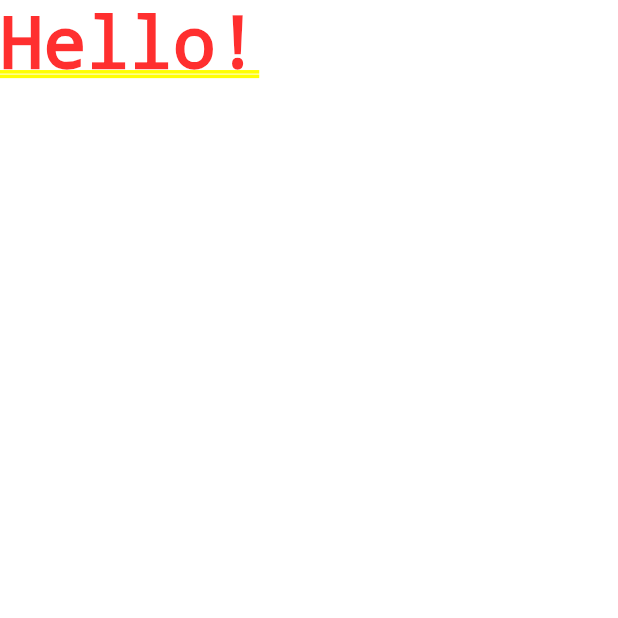
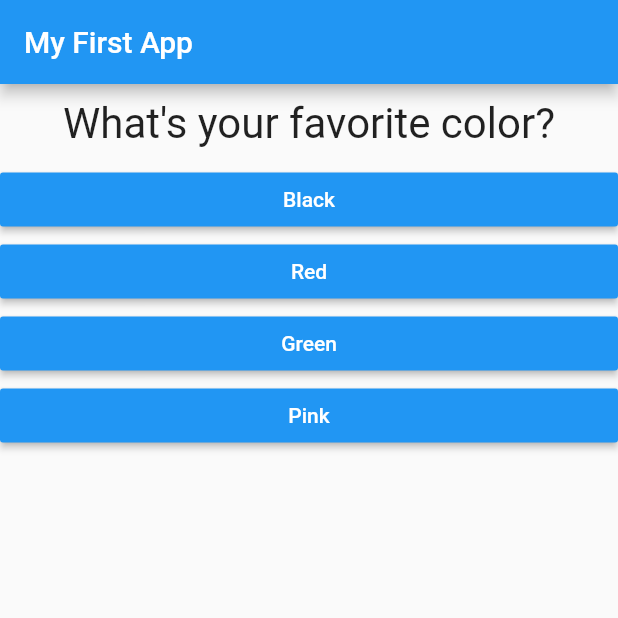
Before and after one commit to sdalbsoo/prac_flutter, a Flutter app: the screen it shows after launch, on a phone screen of 412 x 824 dp, the top half of it. Run offline on Flutter 3.47's test engine with Material 2 defaults, Android fonts, the phone set to English and light mode, and no system bars.

Commit message:
20200806 53

```diff
--- /dev/null
+++ b/first_app/lib/answer.dart
@@ -0,0 +1,21 @@
+import 'package:flutter/material.dart';
+
+class Answer extends StatelessWidget {
+  final Function selectHandler;
+  final String answerText;
+
+  Answer(this.selectHandler, this.answerText);
+
+  @override
+  Widget build(BuildContext context) {
+    return Container(
+      width: double.infinity,
+      child: RaisedButton(
+        color: Colors.blue,
+        textColor: Colors.white,
+        child: Text(answerText),
+        onPressed: selectHandler,
+      ),
+    );
+  }
+}
--- a/first_app/lib/main.dart
+++ b/first_app/lib/main.dart
@@ -1,13 +1,83 @@
 import 'package:flutter/material.dart';
+
+import './quiz.dart';
+import './result.dart';
 
 void main(List<String> args) {
   runApp(MyApp());
 }
 
-class MyApp extends StatelessWidget {
+class MyApp extends StatefulWidget {
+  @override
+  State<StatefulWidget> createState() {
+    // TODO: implement createState
+    return _MyAppState();
+  }
+}
+
+class _MyAppState extends State<MyApp> {
+  final _questions = const [
+    {
+      'questionText': 'What\'s your favorite color?',
+      'answer': [
+        {'text': 'Black', 'score': 10},
+        {'text': 'Red', 'score': 20},
+        {'text': 'Green', 'score': 30},
+        {'text': 'Pink', 'score': 40},
+      ]
+    },
+    {
+      'questionText': 'What\'s your favorite animal?',
+      'answer': [
+        {'text': 'Rabbit', 'score': 10},
+        {'text': 'Lion', 'score': 20},
+        {'text': 'Monkey', 'score': 30},
+        {'text': 'hi', 'score': 40},
+      ],
+    },
+    {
+      'questionText': 'What\'s your favorite animal?',
+      'answer': [
+        {'text': 'Rabbit', 'score': 10},
+        {'text': 'Lion', 'score': 20},
+        {'text': 'Monkey', 'score': 30},
+        {'text': 'hi', 'score': 40},
+      ],
+    },
+  ];
+  var _questionIndex = 0;
+  var _totalScore = 0;
+
+  void _answerQuestion(int score) {
+    _totalScore = _totalScore + score;
+
+    setState(() {
+      _questionIndex = _questionIndex + 1;
+    });
+    print(_questionIndex);
+    if (_questionIndex < _questions.length) {
+      print('We have more questions');
+    } else {
+      print('No more questions!');
+    }
+  }
+
+  @override
   Widget build(BuildContext context) {
     return MaterialApp(
-      home: Text('Hello!'),
-    );
+        home: Scaffold(
+      appBar: AppBar(
+        title: Text('My First App'),
+      ),
+      body: _questionIndex < _questions.length
+          ? Quiz(
+              answerQuestion: _answerQuestion,
+              questions: _questions,
+              questionIndex: _questionIndex,
+            )
+          : Result(
+              _totalScore,
+            ),
+    ));
   }
 }
--- /dev/null
+++ b/first_app/lib/question.dart
@@ -0,0 +1,20 @@
+import 'package:flutter/material.dart';
+
+class Question extends StatelessWidget {
+  final String questionText;
+
+  Question(this.questionText);
+
+  @override
+  Widget build(BuildContext context) {
+    return Container(
+      width: double.infinity,
+      margin: EdgeInsets.all(10),
+      child: Text(
+        questionText,
+        style: TextStyle(fontSize: 28),
+        textAlign: TextAlign.center,
+      ),
+    );
+  }
+}
--- /dev/null
+++ b/first_app/lib/quiz.dart
@@ -0,0 +1,31 @@
+import 'package:flutter/material.dart';
+
+import './question.dart';
+import './answer.dart';
+
+class Quiz extends StatelessWidget {
+  final List<Map<String, Object>> questions;
+  final int questionIndex;
+  final Function answerQuestion;
+
+  Quiz({
+    @required this.questions,
+    @required this.answerQuestion,
+    @required this.questionIndex,
+  });
+
+  @override
+  Widget build(BuildContext context) {
+    return Column(
+      children: [
+        Question(
+          questions[questionIndex]['questionText'],
+        ),
+        ...(questions[questionIndex]['answer'] as List<Map<String, Object>>)
+            .map((answer) {
+          return Answer(() => answerQuestion(answer['score']), answer['text']);
+        }).toList()
+      ],
+    );
+  }
+}
```
Also changed, not shown: first_app/lib/result.dart (added, +30 -0 lines), 1 other file.
